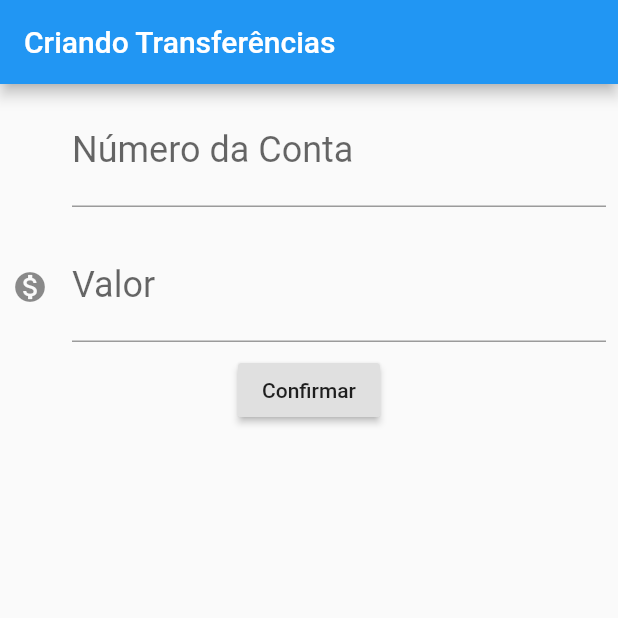
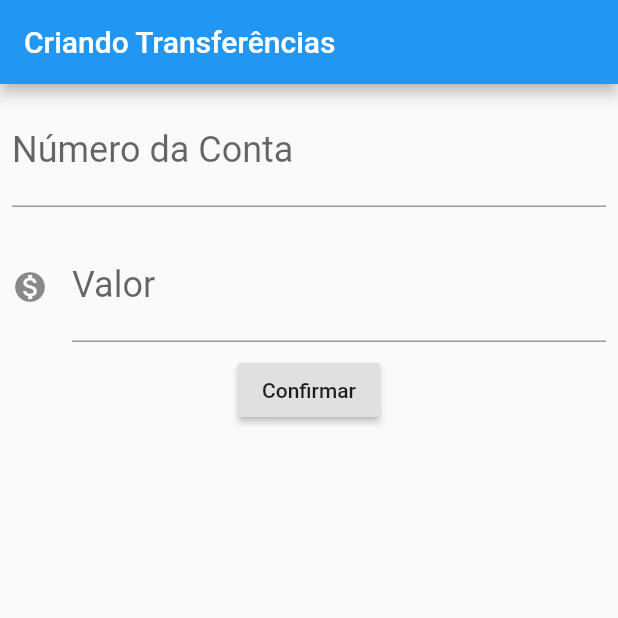
Before and after one commit to josuecamelo/bytebank_flutter, a Flutter app: the screen it shows after launch, on a phone screen of 412 x 824 dp, the top half of it. Run offline on Flutter 3.47's test engine with Material 2 defaults, Android fonts, the phone set to English and light mode, and no system bars.

```diff
--- a/lib/main.dart
+++ b/lib/main.dart
@@ -27,25 +27,20 @@ class FormularioTransferencia extends StatelessWidget {
         title: Text('Criando Transferências'),
       ),
       body: Column(children: [
-        Editor(_controladorCampoNumeroConta, 'Número da Conta', '0000', null),
-        Editor(_controladorCampoValor, 'Valor', '0.00', Icons.monetization_on),
-        // Padding(
-        //   padding: const EdgeInsets.all(8.0),
-        //   child: TextField(
-        //     controller: _controladorCampoValor,
-        //     style: TextStyle(fontSize: 24.0),
-        //     decoration: InputDecoration(
-        //       icon: Icon(Icons.monetization_on),
-        //       labelText: 'Valor',
-        //       hintText: '0.00',
-        //     ),
-        //     keyboardType: TextInputType.number,
-        //   ),
-        // ),
+        Editor(
+            controlador: _controladorCampoNumeroConta,
+            rotulo: 'Número da Conta',
+            dica: '0000'),
+        Editor(
+            controlador: _controladorCampoValor,
+            rotulo: 'Valor',
+            dica: '0.00',
+            icone: Icons.monetization_on),
         RaisedButton(
           onPressed: () {
             debugPrint('clicou no confirmar');
-            final int numeroConta = int.tryParse(_controladorCampoNumeroConta.text);
+            final int numeroConta =
+                int.tryParse(_controladorCampoNumeroConta.text);
             final double valor = double.tryParse(_controladorCampoValor.text);
 
             //if(numeroConta!= null && valor != null){
@@ -61,32 +56,34 @@ class FormularioTransferencia extends StatelessWidget {
 }
 
 class Editor extends StatelessWidget {
-  final TextEditingController _controlador;
-  final String _rotulo;
-  final String _dica;
-  final IconData _icone;
+  final TextEditingController controlador;
+  final String rotulo;
+  final String dica;
+  final IconData icone;
 
-
-  Editor(this._controlador, this._rotulo, this._dica, this._icone);
+  Editor(
+      {this.controlador,
+      this.rotulo,
+      this.dica,
+      this.icone}); //parametros opcionais
 
   @override
   Widget build(BuildContext context) {
-    return  Padding(
+    return Padding(
       padding: const EdgeInsets.all(8.0),
       child: TextField(
-        controller: _controlador,
+        controller: controlador,
         style: TextStyle(fontSize: 24.0),
         decoration: InputDecoration(
-          icon: Icon(_icone),
-          labelText: _rotulo,
-          hintText: _dica,
+          icon: icone != null ? Icon(icone) : null,
+          labelText: rotulo,
+          hintText: dica,
         ),
         keyboardType: TextInputType.number,
       ),
     );
   }
 }
-
 
 class ListaTransferencias extends StatelessWidget {
   @override
```
Lines whose indentation alone changed are shown as unchanged.
